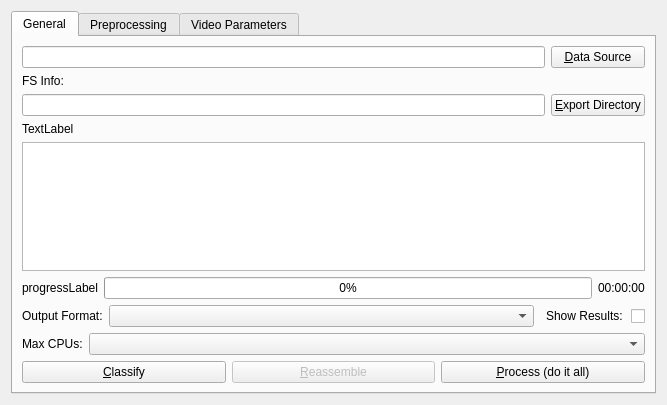
Before: the Qt Designer form gui/file_carving_ui.ui in rpoisel/mmc, drawn with Qt 5.
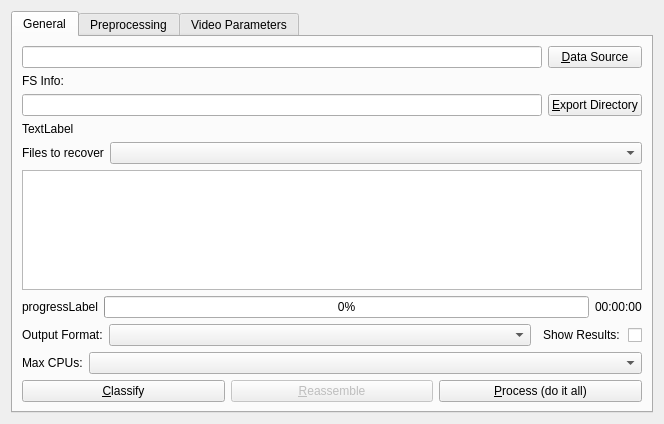
After: the same form once the commit is applied.

```diff
--- a/gui/file_carving_ui.ui
+++ b/gui/file_carving_ui.ui
@@ -6,8 +6,8 @@
    <rect>
     <x>0</x>
     <y>0</y>
-    <width>667</width>
-    <height>405</height>
+    <width>664</width>
+    <height>424</height>
    </rect>
   </property>
   <property name="minimumSize">
@@ -19,7 +19,7 @@
   <property name="windowTitle">
    <string>Form</string>
   </property>
-  <layout class="QHBoxLayout" name="horizontalLayout">
+  <layout class="QVBoxLayout" name="verticalLayout_4">
    <item>
     <widget class="QTabWidget" name="tabWidget">
      <property name="currentIndex">
@@ -82,6 +82,30 @@
          </item>
         </layout>
        </item>
+       <item>
+        <layout class="QHBoxLayout" name="horizontalLayout" stretch="0,0">
+         <item>
+          <widget class="QLabel" name="label_15">
+           <property name="sizePolicy">
+            <sizepolicy hsizetype="Fixed" vsizetype="Preferred">
+             <horstretch>0</horstretch>
+             <verstretch>0</verstretch>
+            </sizepolicy>
+           </property>
+           <property name="text">
+            <string>Files to recover</string>
+           </property>
+          </widget>
+         </item>
+         <item>
+          <widget class="QComboBox" name="recoverfiletypes">
+           <property name="editable">
+            <bool>false</bool>
+           </property>
+          </widget>
+         </item>
+        </layout>
+       </item>
        <item>
         <widget class="QGraphicsView" name="imageView"/>
        </item>
```
Left out of the diff: 21 changed lines with no effect on the pictures.
